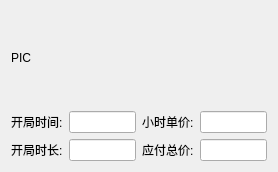
Qt form BMS/BMS/Billiards/GuiBilliardsTable.ui (toiime/BMS) before a commit.
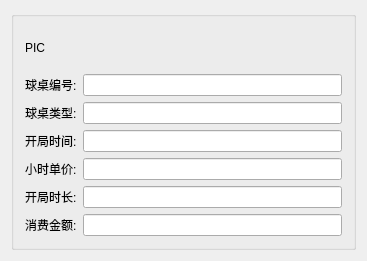
The same form after that commit.

What changed in the file:
```diff
--- a/BMS/BMS/Billiards/GuiBilliardsTable.ui
+++ b/BMS/BMS/Billiards/GuiBilliardsTable.ui
@@ -6,13 +6,25 @@
    <rect>
     <x>0</x>
     <y>0</y>
-    <width>278</width>
-    <height>172</height>
+    <width>367</width>
+    <height>261</height>
    </rect>
   </property>
+  <property name="maximumSize">
+   <size>
+    <width>16777215</width>
+    <height>16777215</height>
+   </size>
+  </property>
   <property name="windowTitle">
    <string>GuiBilliardsTable</string>
   </property>
+  <layout class="QHBoxLayout" name="horizontalLayout_7">
+   <item>
+    <widget class="QGroupBox" name="groupBox">
+     <property name="title">
+      <string/>
+     </property>
   <layout class="QVBoxLayout" name="verticalLayout">
    <item>
     <widget class="QLabel" name="labelPic">
@@ -27,6 +39,34 @@
      </property>
     </widget>
    </item>
+      <item>
+       <layout class="QHBoxLayout" name="horizontalLayout_6">
+        <item>
+         <widget class="QLabel" name="label_7">
+          <property name="text">
+           <string>球桌编号:</string>
+          </property>
+         </widget>
+        </item>
+        <item>
+         <widget class="QLineEdit" name="lineEditTableNum"/>
+        </item>
+       </layout>
+      </item>
+      <item>
+       <layout class="QHBoxLayout" name="horizontalLayout_5">
+        <item>
+         <widget class="QLabel" name="label_6">
+          <property name="text">
+           <string>球桌类型:</string>
+          </property>
+         </widget>
+        </item>
+        <item>
+         <widget class="QLineEdit" name="lineEditTableType"/>
+        </item>
+       </layout>
+      </item>
    <item>
     <layout class="QHBoxLayout" name="horizontalLayout">
      <item>
@@ -37,8 +77,12 @@
       </widget>
      </item>
      <item>
-      <widget class="QLineEdit" name="lineEdit"/>
-     </item>
+         <widget class="QLineEdit" name="lineEditBeginTime"/>
+        </item>
+       </layout>
+      </item>
+      <item>
+       <layout class="QHBoxLayout" name="horizontalLayout_2">
      <item>
       <widget class="QLabel" name="label_4">
        <property name="text">
@@ -47,12 +91,12 @@
       </widget>
      </item>
      <item>
-      <widget class="QLineEdit" name="lineEdit_3"/>
+         <widget class="QLineEdit" name="lineEditPerHour"/>
      </item>
     </layout>
    </item>
    <item>
-    <layout class="QHBoxLayout" name="horizontalLayout_2">
+       <layout class="QHBoxLayout" name="horizontalLayout_3">
      <item>
       <widget class="QLabel" name="label_3">
        <property name="text">
@@ -61,19 +105,26 @@
       </widget>
      </item>
      <item>
-      <widget class="QLineEdit" name="lineEdit_2"/>
-     </item>
+         <widget class="QLineEdit" name="lineEditDurationTime"/>
+        </item>
+       </layout>
+      </item>
+      <item>
+       <layout class="QHBoxLayout" name="horizontalLayout_4">
      <item>
       <widget class="QLabel" name="label_5">
        <property name="text">
-        <string>应付总价:</string>
+           <string>消费金额:</string>
        </property>
       </widget>
      </item>
      <item>
-      <widget class="QLineEdit" name="lineEdit_4"/>
-     </item>
-    </layout>
+         <widget class="QLineEdit" name="lineEditMoney"/>
+        </item>
+       </layout>
+      </item>
+     </layout>
+    </widget>
    </item>
   </layout>
  </widget>
```
Lines whose indentation alone changed are shown as unchanged.
